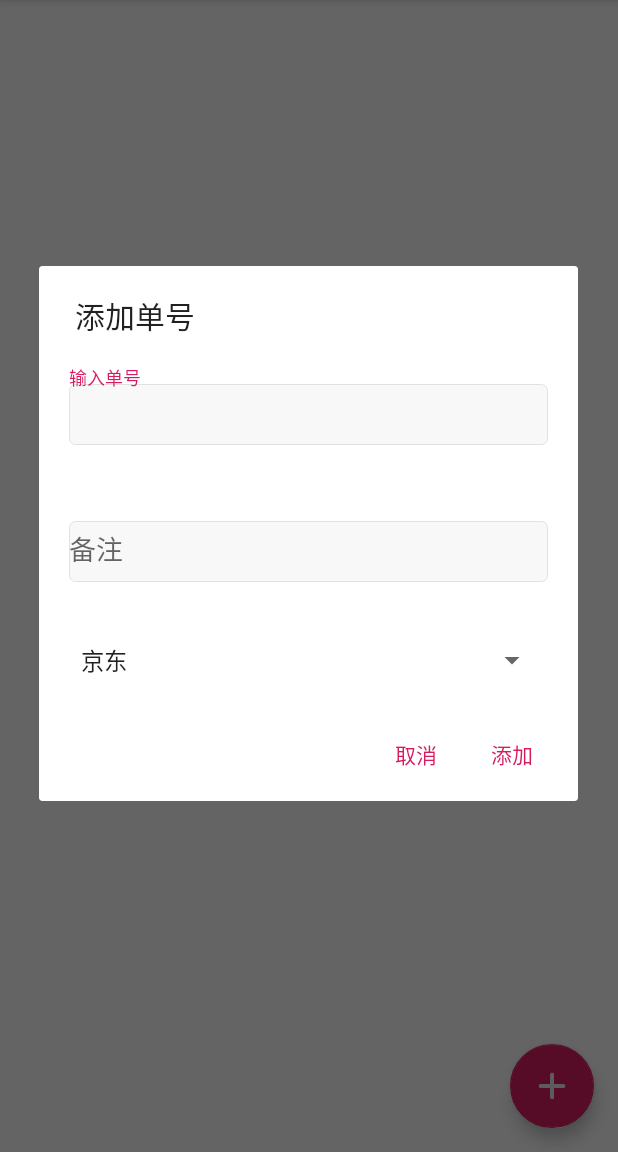
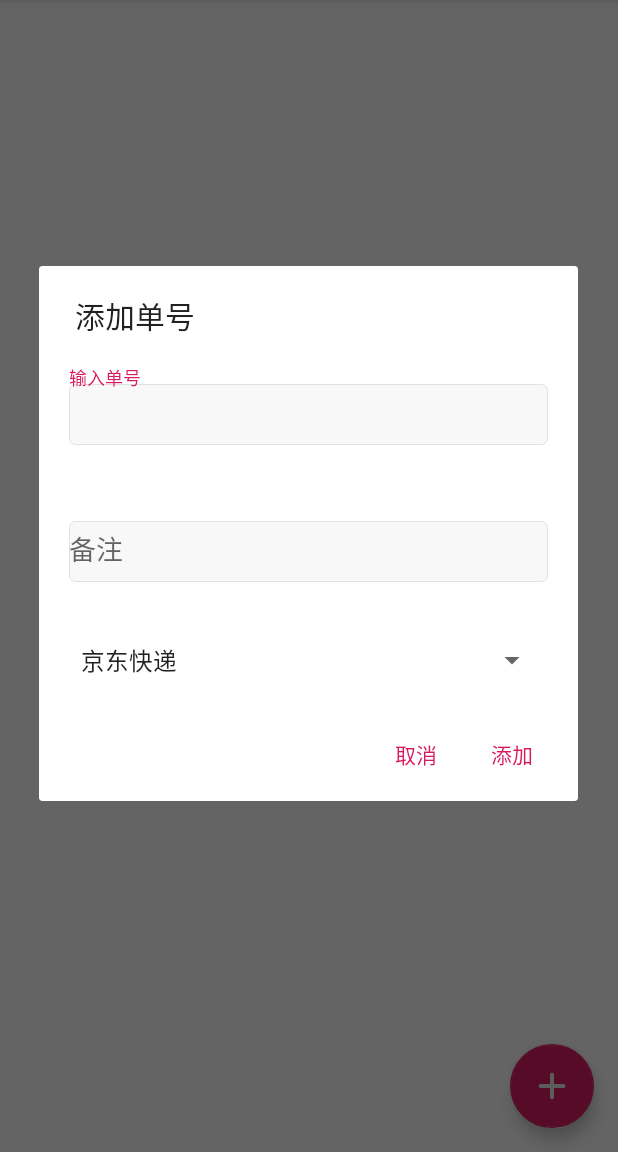
Before and after one commit to tensoar/MExpress, an Android app: the screen it shows after launch (MainActivity), after a tap on an icon or button, on a phone screen of 412 x 824 dp, the part 84-1236 px from its top. Run offline under Robolectric (Android 15) with nearby library versions, the phone set to English and light mode, and no system bars; libraries missing offline, so code that uses them is left out: org.litepal; 1 statement that could not run was skipped.

Commit message:
添加删除功能，优化物流轨迹界面UI

```diff
--- a/app/src/main/java/top/wteng/mexpress/activity/ExpressActivity.kt
+++ b/app/src/main/java/top/wteng/mexpress/activity/ExpressActivity.kt
@@ -1,5 +1,6 @@
 package top.wteng.mexpress.activity
 
+import android.graphics.Color
 import android.os.AsyncTask
 import android.support.v7.app.AppCompatActivity
 import android.os.Bundle
@@ -35,6 +36,7 @@ class ExpressActivity : AppCompatActivity() {
                 "" -> expCompanyName
                 else -> expNote
             }
+            it.setExpandedTitleColor(Color.RED)
         }
         var expressImage = findViewById<ImageView>(R.id.express_toolbar_image).also {
             it.setImageResource(R.drawable.plan)
@@ -68,9 +70,6 @@ class ExpressActivity : AppCompatActivity() {
 
         override fun doInBackground(vararg params: String): MutableMap<String, Any> {
             Log.d("task", "expCode = ${params[0]}, expNo = ${params[1]}")
-            for(i in (0 until 1000)) {
-                publishProgress(i)
-            }
             val expressTrace = OrderTraceUtil.getTraceMap(params[0], params[1])
             return expressTrace
         }
--- a/app/src/main/java/top/wteng/mexpress/activity/MainActivity.kt
+++ b/app/src/main/java/top/wteng/mexpress/activity/MainActivity.kt
@@ -19,7 +19,9 @@ import top.wteng.mexpress.adapter.ExpressAdapter
 import top.wteng.mexpress.entity.ExpressRecorder
 
 class MainActivity : AppCompatActivity() {
-    private val expressCompany = mapOf("京东" to "JD", "安能" to "ANE", "承诺达" to "CND", "百世" to "HTKY", "申通" to "STO")
+    private val expressCompany = mapOf("京东快递" to "JD", "百世快递" to "HTKY", "申通快递" to "STO", "安能快递" to "ANE",
+        "承诺达" to "CND", "中通快递" to "ZTO", "韵达快递" to "YD", "圆通速递" to "YTO", "天天快递" to "HHTT",
+        "顺丰速运" to "SF", "EMS" to "EMS", "京东快运" to "JDKY")
     private lateinit var recyclerView: RecyclerView
     private var allExpress = mutableListOf<ExpressRecorder>()
     private lateinit var expressAdapter: ExpressAdapter
--- a/app/src/main/java/top/wteng/mexpress/adapter/ExpressTraceAdpter.kt
+++ b/app/src/main/java/top/wteng/mexpress/adapter/ExpressTraceAdpter.kt
@@ -2,6 +2,8 @@ package top.wteng.mexpress.adapter
 
 import de.hdodenhof.circleimageview.CircleImageView
 import android.content.Context
+import android.graphics.Color
+import android.support.v7.app.AlertDialog
 import android.support.v7.widget.RecyclerView
 import android.view.LayoutInflater
 import android.view.View
@@ -30,6 +32,7 @@ class ExpressTraceAdpter(private val expressTraceList: MutableList<MutableMap<St
         holder.expressTimeView.text = oneExpressTrace["acceptTime"]
         if (position == 0){
             holder.smallImgView.setImageResource(R.drawable.plan_small)
+            holder.expressContentView.setTextColor(Color.parseColor("#FF0000"))
         }
     }
 
--- a/app/src/main/java/top/wteng/mexpress/entity/ExpressRecorder.kt
+++ b/app/src/main/java/top/wteng/mexpress/entity/ExpressRecorder.kt
@@ -4,6 +4,9 @@ import org.litepal.annotation.Column
 import org.litepal.crud.LitePalSupport
 
 data class ExpressRecorder(
+    @Column(unique = true)
+    var id: Long = 0,
+
     @Column(unique = true)
     var number: String,
     var note: String = "",
--- a/app/src/main/java/top/wteng/mexpress/util/ExpressApiResultParser.kt
+++ b/app/src/main/java/top/wteng/mexpress/util/ExpressApiResultParser.kt
@@ -39,6 +39,7 @@ object ExpressApiResultParser {
                                 "acceptStation" to curTraceObj.optString("AcceptStation", "")))
         }
 //        fullTraceArr.
+        fullTrace.reverse()
         return fullTrace
     }
 }
--- a/app/src/main/res/layout/express_info_item.xml
+++ b/app/src/main/res/layout/express_info_item.xml
@@ -12,7 +12,7 @@
 
         <View
                 android:id="@+id/top_line"
-                android:layout_width="3dp"
+                android:layout_width="2dp"
                 android:layout_height="15dp"
                 android:background="?attr/colorPrimary"
                 android:layout_gravity="center_horizontal"
```
Also changed, not shown: app/src/main/java/top/wteng/mexpress/adapter/ExpressAdapter.kt (+27 -0 lines).
